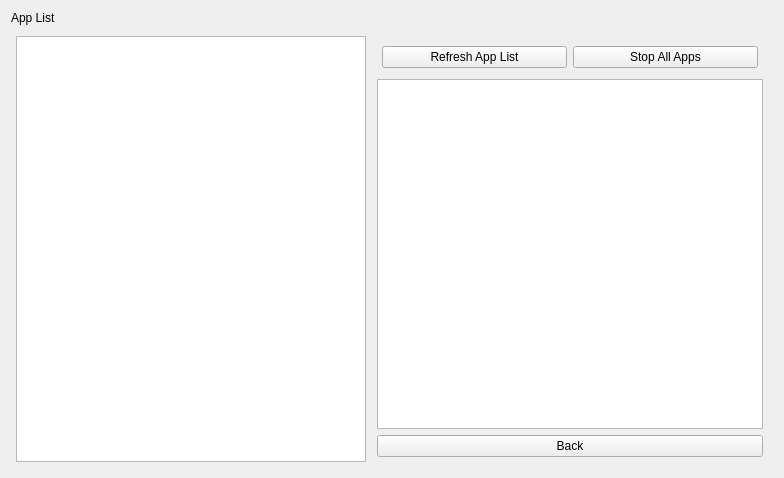
This is rocon_remocon/ui/applist.ui in robotics-in-concert/rocon_qt_gui as Qt 5 draws it before an edit. The edited form follows.
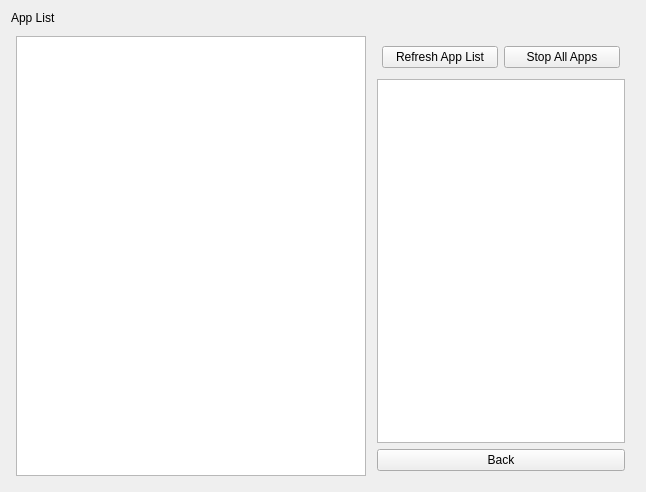
This is the edited form.

Commit message: change the role of list stretch. I fix #58

```diff
--- a/rocon_remocon/ui/applist.ui
+++ b/rocon_remocon/ui/applist.ui
@@ -6,8 +6,8 @@
    <rect>
     <x>0</x>
     <y>0</y>
-    <width>784</width>
-    <height>478</height>
+    <width>646</width>
+    <height>492</height>
    </rect>
   </property>
   <property name="windowTitle">
@@ -29,7 +29,7 @@
      <item>
       <widget class="QListWidget" name="app_list_widget">
        <property name="sizePolicy">
-        <sizepolicy hsizetype="Fixed" vsizetype="Preferred">
+        <sizepolicy hsizetype="Expanding" vsizetype="Preferred">
          <horstretch>0</horstretch>
          <verstretch>0</verstretch>
         </sizepolicy>
```
